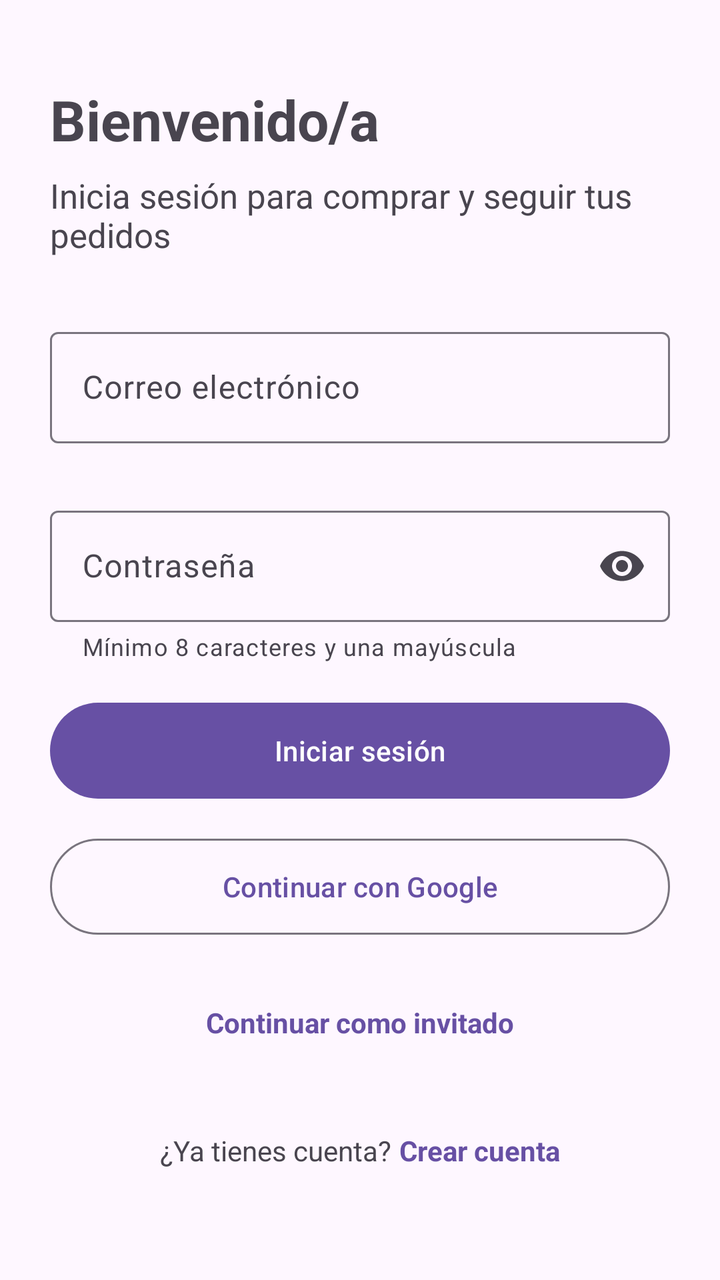
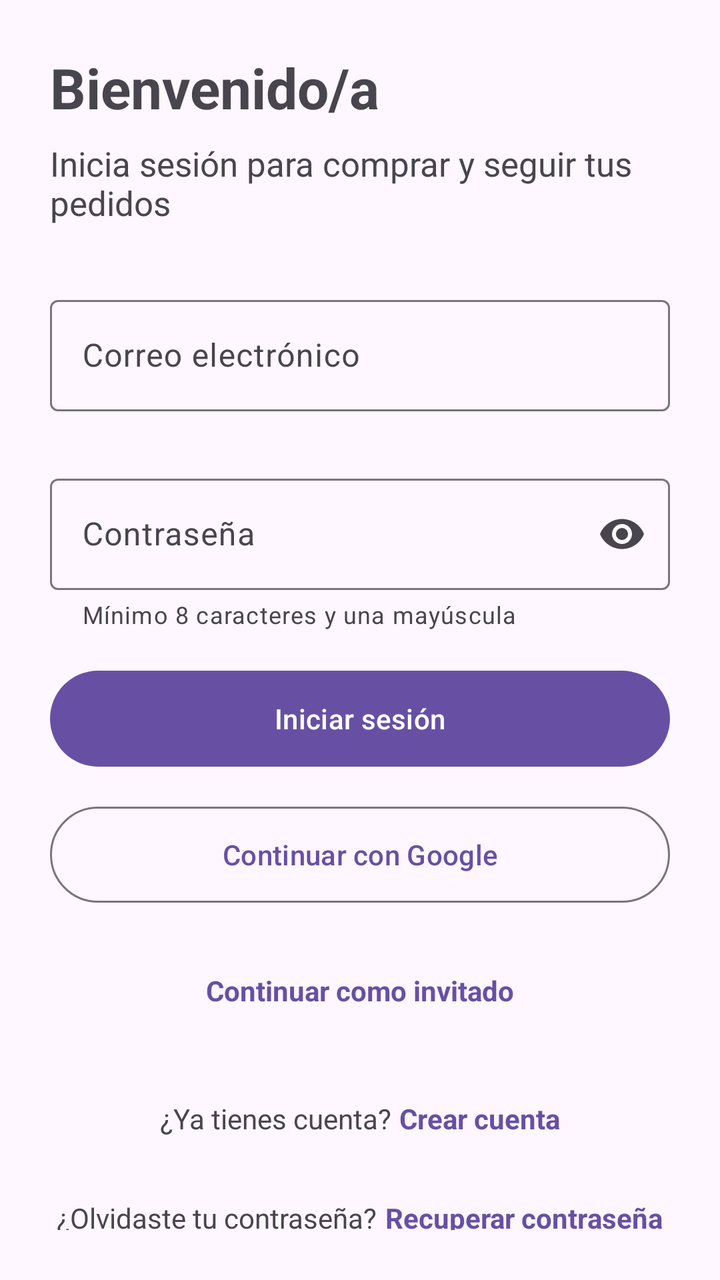

The first picture is an Android layout as it rendered before a commit; the second is the same layout after the commit. The layout source and the unified diff follow.
<!-- AndroidManifest.xml: application theme Theme.AppTienda -->
<!-- res/layout/login_screen.xml -->
<?xml version="1.0" encoding="utf-8"?>
<androidx.constraintlayout.widget.ConstraintLayout xmlns:android="http://schemas.android.com/apk/res/android"
    xmlns:app="http://schemas.android.com/apk/res-auto"
    xmlns:tools="http://schemas.android.com/tools"
    android:id="@+id/main"
    android:layout_width="match_parent"
    android:layout_height="match_parent"
    tools:context=".MainActivity">

    <LinearLayout
        android:layout_width="0dp"
        android:layout_height="wrap_content"
        android:orientation="vertical"
        android:padding="25dp"
        app:layout_constraintBottom_toBottomOf="parent"
        app:layout_constraintEnd_toEndOf="parent"
        app:layout_constraintStart_toStartOf="parent"
        app:layout_constraintTop_toTopOf="parent">

        <TextView
            android:layout_width="match_parent"
            android:layout_height="wrap_content"
            android:text="@string/login_title"
            android:textSize="28sp"
            android:textStyle="bold" />

        <TextView
            android:layout_width="match_parent"
            android:layout_height="wrap_content"
            android:layout_marginTop="8dp"
            android:text="@string/login_subtitle"
            android:textSize="17sp"/>

        
        <com.google.android.material.textfield.TextInputLayout
            style="@style/Widget.Material3.TextInputLayout.OutlinedBox"
            android:layout_width="match_parent"
            android:layout_height="wrap_content"
            android:layout_marginTop="32dp"
            android:hint="@string/login_email"
            app:errorEnabled="true">

            <com.google.android.material.textfield.TextInputEditText
                android:id="@+id/etEmail"
                android:layout_width="match_parent"
                android:layout_height="wrap_content"
                android:autofillHints="emailAddress"
                android:inputType="textEmailAddress"
                android:maxLines="1"/>
        </com.google.android.material.textfield.TextInputLayout>

        <com.google.android.material.textfield.TextInputLayout
            style="@style/Widget.Material3.TextInputLayout.OutlinedBox"
            android:layout_width="match_parent"
            android:layout_height="wrap_content"
            android:layout_marginTop="8dp"
            android:hint="@string/login_password"
            app:endIconMode="password_toggle"
            app:errorEnabled="true"
            app:helperText="@string/login_password_helper"
            app:helperTextEnabled="true">

            
            <com.google.android.material.textfield.TextInputEditText
                android:id="@+id/etContraseña"
                android:layout_width="match_parent"
                android:layout_height="wrap_content"
                android:autofillHints="password"
                android:inputType="textPassword"
                android:maxLines="1"/>
        </com.google.android.material.textfield.TextInputLayout>

        
        <com.google.android.material.button.MaterialButton
            android:id="@+id/btnLogin"
            android:layout_width="match_parent"
            android:layout_height="56dp"
            android:layout_marginTop="16dp"
            android:text="@string/login_button"/>

        
        <com.google.android.material.button.MaterialButton
            android:id="@+id/btnGoogle"
            style="@style/Widget.Material3.Button.OutlinedButton"
            android:layout_width="match_parent"
            android:layout_height="56dp"
            android:layout_marginTop="12dp"
            android:text="@string/login_google"/>

        
        <TextView
            android:id="@+id/tvGuest"
            android:layout_width="match_parent"
            android:layout_height="wrap_content"
            android:layout_marginTop="16dp"
            android:gravity="center"
            android:minHeight="48dp"
            android:text="@string/login_guest"
            android:textColor="@color/purple"
            android:textStyle="bold" />

        <LinearLayout
        android:layout_width="match_parent"
        android:layout_height="wrap_content"
        android:layout_marginTop="16dp"
        android:gravity="center"
        android:orientation="horizontal">

            <TextView
                android:layout_width="wrap_content"
                android:layout_height="wrap_content"
                android:text="@string/register_have_account"/>

            <TextView
                android:id="@+id/tvIrALogin"
                android:layout_width="wrap_content"
                android:layout_height="wrap_content"
                android:layout_marginStart="4dp"
                android:minHeight="48dp"
                android:gravity="center_vertical"
                android:text="@string/back_register"
                android:textColor="@color/purple"
                android:textStyle="bold"/>
    </LinearLayout>
    </LinearLayout>

</androidx.constraintlayout.widget.ConstraintLayout>
<!-- resources referenced by this layout -->
<resources>
  <color name="purple">#6750A4</color>
  <string name="back_register">Crear cuenta</string>
  <string name="login_button">Iniciar sesión</string>
  <string name="login_email">Correo electrónico</string>
  <string name="login_google">Continuar con Google</string>
  <string name="login_guest">Continuar como invitado</string>
  <string name="login_password">Contraseña</string>
  <string name="login_password_helper">Mínimo 8 caracteres y una mayúscula</string>
  <string name="login_subtitle">Inicia sesión para comprar y seguir tus pedidos</string>
  <string name="login_title">Bienvenido/a</string>
  <string name="register_have_account">¿Ya tienes cuenta?</string>
  <style name="Theme.AppTienda" parent="Base.Theme.AppTienda" />
  <style name="Base.Theme.AppTienda" parent="Theme.Material3.DayNight.NoActionBar">
          
          
      </style>
</resources>

<!-- the commit's change to res/layout/login_screen.xml (unified diff, before → after) -->
@@ -121,7 +121,31 @@
                 android:text="@string/back_register"
                 android:textColor="@color/purple"
                 android:textStyle="bold"/>
-    </LinearLayout>
+        </LinearLayout>
+
+        <LinearLayout
+            android:layout_width="match_parent"
+            android:layout_height="wrap_content"
+            android:layout_marginTop="16dp"
+            android:gravity="center"
+            android:orientation="horizontal">
+
+            <TextView
+                android:layout_width="wrap_content"
+                android:layout_height="wrap_content"
+                android:text="@string/forgot_password"/>
+
+            <TextView
+                android:id="@+id/forgotPassword"
+                android:layout_width="wrap_content"
+                android:layout_height="wrap_content"
+                android:layout_marginStart="4dp"
+                android:minHeight="48dp"
+                android:gravity="center_vertical"
+                android:text="@string/recover_password"
+                android:textColor="@color/purple"
+                android:textStyle="bold"/>
+        </LinearLayout>
     </LinearLayout>
 
 </androidx.constraintlayout.widget.ConstraintLayout>
<!-- resource entries referenced after the edit -->
@@ -2,6 +2,7 @@
 <resources>
   <color name="purple">#6750A4</color>
   <string name="back_register">Crear cuenta</string>
+  <string name="forgot_password">¿Olvidaste tu contraseña?</string>
   <string name="login_button">Iniciar sesión</string>
   <string name="login_email">Correo electrónico</string>
   <string name="login_google">Continuar con Google</string>
@@ -10,6 +11,7 @@
   <string name="login_password_helper">Mínimo 8 caracteres y una mayúscula</string>
   <string name="login_subtitle">Inicia sesión para comprar y seguir tus pedidos</string>
   <string name="login_title">Bienvenido/a</string>
+  <string name="recover_password">Recuperar contraseña</string>
   <string name="register_have_account">¿Ya tienes cuenta?</string>
   <style name="Theme.AppTienda" parent="Base.Theme.AppTienda" />
   <style name="Base.Theme.AppTienda" parent="Theme.Material3.DayNight.NoActionBar">
